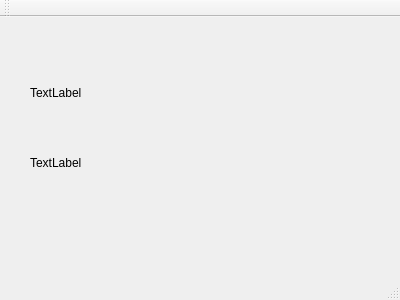
Above: qt/localcli/mainwindow.ui from ericosur/ericosur-snippet before the change. Below: the same form after it.
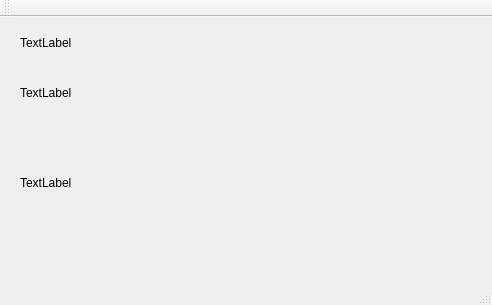
That is the form after the change.

Commit message: localcli: add label3 for fetch system environment

Diff of the .ui file:
```diff
--- a/qt/localcli/mainwindow.ui
+++ b/qt/localcli/mainwindow.ui
@@ -6,8 +6,8 @@
    <rect>
     <x>0</x>
     <y>0</y>
-    <width>400</width>
-    <height>300</height>
+    <width>492</width>
+    <height>305</height>
    </rect>
   </property>
   <property name="windowTitle">
@@ -17,8 +17,8 @@
    <widget class="QLabel" name="label_1">
     <property name="geometry">
      <rect>
-      <x>30</x>
-      <y>50</y>
+      <x>20</x>
+      <y>0</y>
       <width>331</width>
       <height>51</height>
      </rect>
@@ -30,8 +30,8 @@
    <widget class="QLabel" name="label_2">
     <property name="geometry">
      <rect>
-      <x>30</x>
-      <y>120</y>
+      <x>20</x>
+      <y>50</y>
       <width>331</width>
       <height>51</height>
      </rect>
@@ -40,6 +40,22 @@
      <string>TextLabel</string>
     </property>
    </widget>
+   <widget class="QLabel" name="label_3">
+    <property name="geometry">
+     <rect>
+      <x>20</x>
+      <y>100</y>
+      <width>451</width>
+      <height>131</height>
+     </rect>
+    </property>
+    <property name="text">
+     <string>TextLabel</string>
+    </property>
+    <property name="wordWrap">
+     <bool>true</bool>
+    </property>
+   </widget>
   </widget>
   <widget class="QMenuBar" name="menuBar">
    <property name="geometry">
```
Left out of the diff: 4 changed lines with no effect on the pictures. The commit also changes 2 other files.
